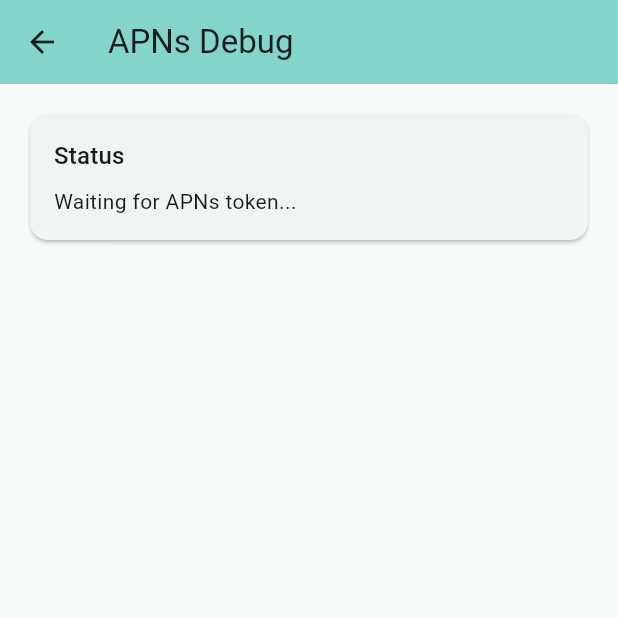
After one commit to Keyliananda/arcrypt, a Flutter app: the ApnsDebugScreen screen opened directly, on a phone screen of 412 x 824 dp, the top half of it. The commit adds this screen. Run offline on Flutter 3.47's test engine with Material 3 defaults, Android fonts, the light colour scheme and no system bars; our stand-ins replace flutter_blue_plus, hive, hive_flutter, permission_handler; missing offline and left inert: cryptography, flutter_ble_peripheral; accounts and stored records are empty; statements that could not run were skipped.

Commit message:
Enhance APNs and Firebase integration in BLE Spike app
- Added Firebase dependencies for messaging and core functionalities in pubspec.yaml.
- Implemented APNs permission request and device token handling in AppDelegate.swift for iOS.
- Introduced a debug screen for APNs token display in the main app.
- Updated plugin registration for Firebase in macOS and Windows platforms.
- Improved HMAC proof generation in the server script for APNs.

These changes enhance push notification capabilities and streamline Firebase integration across platforms.

```diff
--- /dev/null
+++ b/apps/ble_spike/lib/apns_debug_screen.dart
@@ -0,0 +1,140 @@
+import 'package:flutter/material.dart';
+import 'package:flutter/services.dart';
+
+class ApnsDebugScreen extends StatefulWidget {
+  const ApnsDebugScreen({super.key});
+
+  @override
+  State<ApnsDebugScreen> createState() => _ApnsDebugScreenState();
+}
+
+class _ApnsDebugScreenState extends State<ApnsDebugScreen> {
+  static const platform = MethodChannel('com.arcrypt.bleSpike/apns');
+  String? _deviceToken;
+  String _status = 'Waiting for APNs token...';
+
+  @override
+  void initState() {
+    super.initState();
+    _setupMethodChannel();
+  }
+
+  void _setupMethodChannel() {
+    platform.setMethodCallHandler((call) async {
+      if (call.method == 'onDeviceToken') {
+        setState(() {
+          _deviceToken = call.arguments as String;
+          _status = 'Token received!';
+        });
+      }
+    });
+  }
+
+  void _copyToken() {
+    if (_deviceToken != null) {
+      Clipboard.setData(ClipboardData(text: _deviceToken!));
+      ScaffoldMessenger.of(context).showSnackBar(
+        const SnackBar(content: Text('Token copied to clipboard!')),
+      );
+    }
+  }
+
+  @override
+  Widget build(BuildContext context) {
+    return Scaffold(
+      appBar: AppBar(
+        title: const Text('APNs Debug'),
+        backgroundColor: Theme.of(context).colorScheme.inversePrimary,
+      ),
+      body: Padding(
+        padding: const EdgeInsets.all(16.0),
+        child: Column(
+          crossAxisAlignment: CrossAxisAlignment.stretch,
+          children: [
+            Card(
+              child: Padding(
+                padding: const EdgeInsets.all(16.0),
+                child: Column(
+                  crossAxisAlignment: CrossAxisAlignment.start,
+                  children: [
+                    Text(
+                      'Status',
+                      style: Theme.of(context).textTheme.titleMedium,
+                    ),
+                    const SizedBox(height: 8),
+                    Text(_status),
+                  ],
+                ),
+              ),
+            ),
+            const SizedBox(height: 16),
+            if (_deviceToken != null) ...[
+              Card(
+                child: Padding(
+                  padding: const EdgeInsets.all(16.0),
+                  child: Column(
+                    crossAxisAlignment: CrossAxisAlignment.start,
+                    children: [
+                      Row(
+                        mainAxisAlignment: MainAxisAlignment.spaceBetween,
+                        children: [
+                          Text(
+                            'Device Token',
+                            style: Theme.of(context).textTheme.titleMedium,
+                          ),
+                          IconButton(
+                            icon: const Icon(Icons.copy),
+                            onPressed: _copyToken,
+                            tooltip: 'Copy token',
+                          ),
+                        ],
+                      ),
+                      const SizedBox(height: 8),
+                      SelectableText(
+                        _deviceToken!,
+                        style: const TextStyle(
+                          fontFamily: 'monospace',
+                          fontSize: 12,
+                        ),
+                      ),
+                    ],
+                  ),
+                ),
+              ),
+              const SizedBox(height: 16),
+              Card(
+                color: Colors.green.shade50,
+                child: Padding(
+                  padding: const EdgeInsets.all(16.0),
+                  child: Column(
+                    crossAxisAlignment: CrossAxisAlignment.start,
+                    children: [
+                      Row(
+                        children: [
+                          Icon(Icons.check_circle, color: Colors.green.shade700),
+                          const SizedBox(width: 8),
+                          Text(
+                            'Ready for Testing',
+                            style: Theme.of(context).textTheme.titleMedium?.copyWith(
+                              color: Colors.green.shade700,
+                            ),
+                          ),
+                        ],
+                      ),
+                      const SizedBox(height: 8),
+                      const Text(
+                        'Use this token with the test script:\n\n'
+                        './scripts/apns_wake_test.sh "<token>" sandbox',
+                        style: TextStyle(fontFamily: 'monospace', fontSize: 12),
+                      ),
+                    ],
+                  ),
+                ),
+              ),
+            ],
+          ],
+        ),
+      ),
+    );
+  }
+}
--- a/apps/ble_spike/pubspec.yaml
+++ b/apps/ble_spike/pubspec.yaml
@@ -40,6 +40,8 @@ dependencies:
   hive: ^2.2.3
   hive_flutter: ^1.1.0
   permission_handler: ^12.0.1
+  firebase_messaging: ^16.1.1
+  crypto: ^3.0.7
 
 dev_dependencies:
   flutter_test:
```
Also changed, not shown: apps/ble_spike/lib/apns_service.dart (added, +102 -0 lines), apps/ble_spike/lib/main.dart (+10 -0 lines), apps/ble_spike/pubspec.lock, 7 other files.
